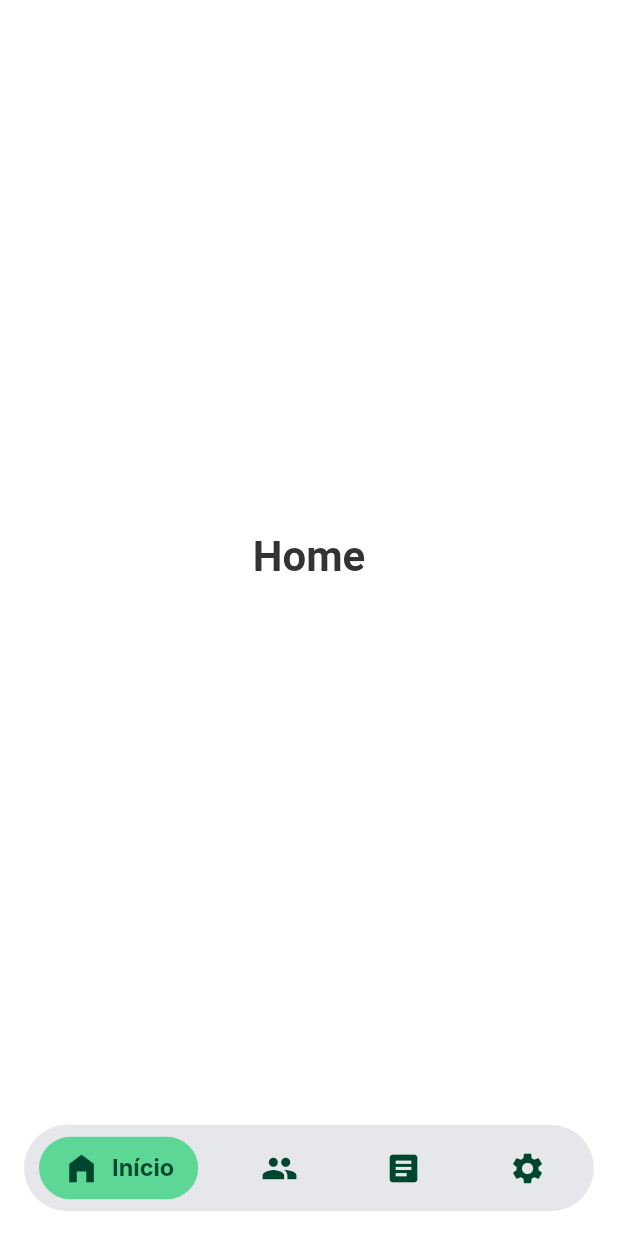
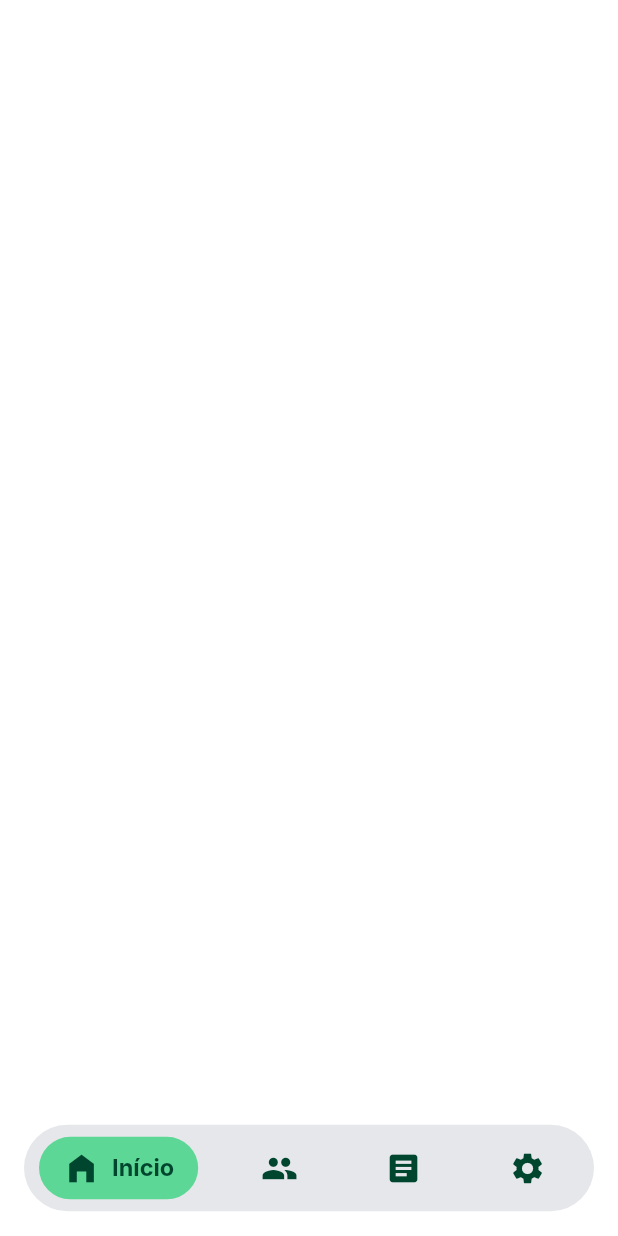
Before and after one commit to GNSiqueira/mindfit, a Flutter app: the screen it shows after launch, on a phone screen of 412 x 824 dp. Run offline on Flutter 3.47's test engine with Material 3 defaults, Android fonts, the phone set to English and light mode, and no system bars; Roboto replaces fonts that are missing (Inter).

Commit message:
Fazendo alteraçẽos

```diff
--- a/MindFit/mindfit_app/lib/pages/Trainer/Home/index.dart
+++ b/MindFit/mindfit_app/lib/pages/Trainer/Home/index.dart
@@ -6,17 +6,7 @@ class HomePage extends StatelessWidget {
   @override
   Widget build(BuildContext context) {
     return Container(
-      child: Center(
-        child: Text(
-          "Home",
-          // Estilo definido diretamente aqui
-          style: TextStyle(
-            fontSize: 28,
-            fontWeight: FontWeight.bold,
-            color: Color(0xFF333333),
-          ),
-        ),
-      ),
+
     );
   }
 }
```
